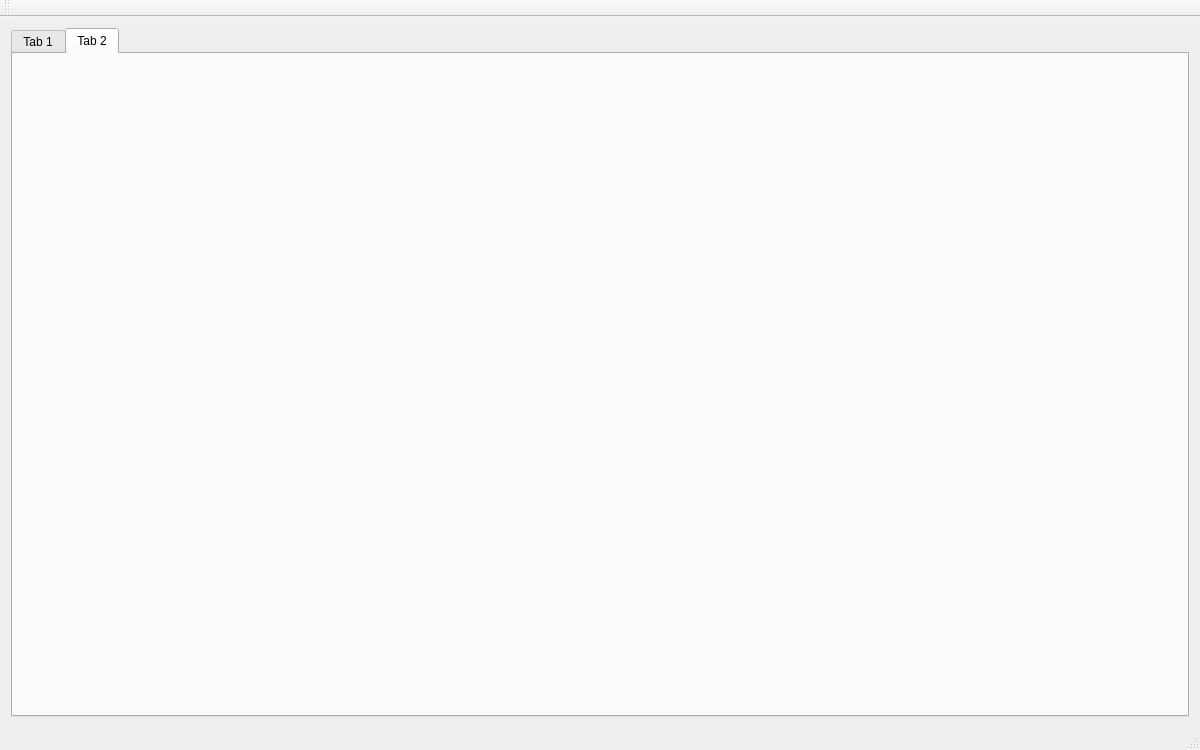
This is Table_Text_Editor/mainwindow.ui in Ophelia145/Tables_n_text_editor as Qt 5 draws it before an edit. The edited form follows.
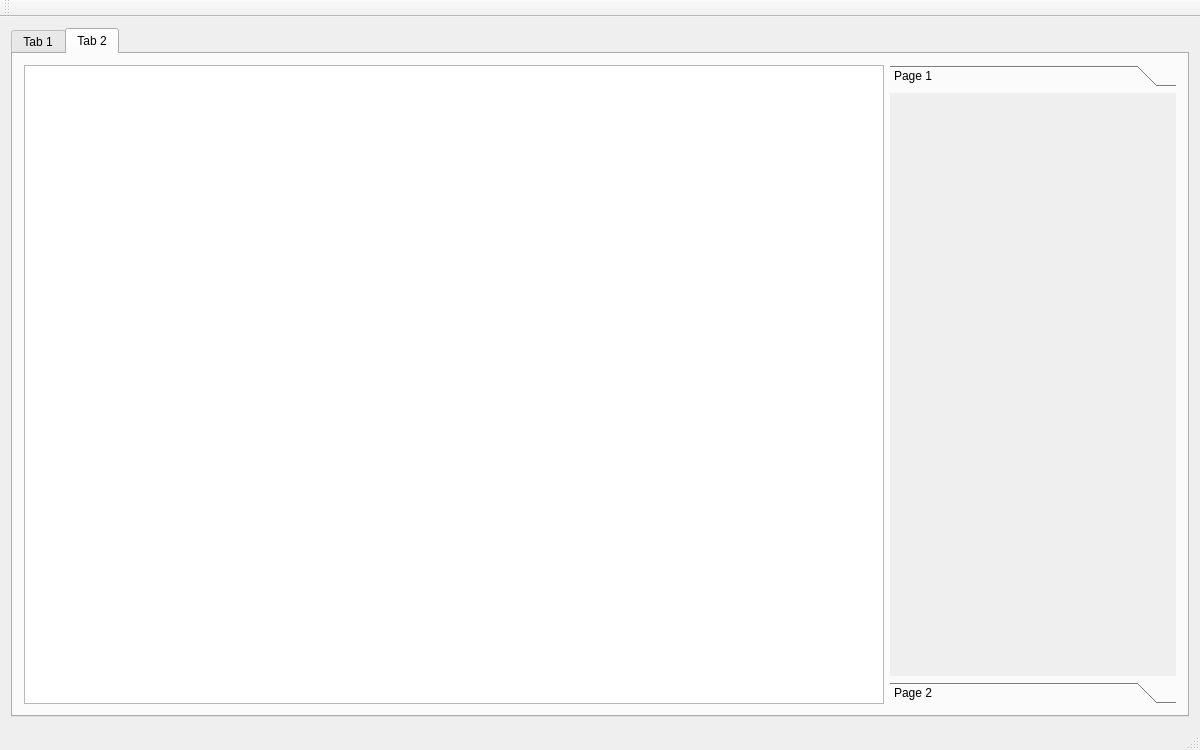
This is the edited form. The open tabs and pages were chosen to show the change. Icons and pictures are not drawn.

What changed in the file:
```diff
--- a/Table_Text_Editor/mainwindow.ui
+++ b/Table_Text_Editor/mainwindow.ui
@@ -482,6 +482,51 @@
        <attribute name="title">
         <string>Tab 2</string>
        </attribute>
+       <layout class="QHBoxLayout" name="horizontalLayout">
+        <item>
+         <widget class="QGraphicsView" name="graphicsView">
+          <property name="minimumSize">
+           <size>
+            <width>860</width>
+            <height>0</height>
+           </size>
+          </property>
+         </widget>
+        </item>
+        <item>
+         <widget class="QToolBox" name="toolBox">
+          <property name="currentIndex">
+           <number>0</number>
+          </property>
+          <widget class="QWidget" name="page">
+           <property name="geometry">
+            <rect>
+             <x>0</x>
+             <y>0</y>
+             <width>283</width>
+             <height>544</height>
+            </rect>
+           </property>
+           <attribute name="label">
+            <string>Page 1</string>
+           </attribute>
+          </widget>
+          <widget class="QWidget" name="page_2">
+           <property name="geometry">
+            <rect>
+             <x>0</x>
+             <y>0</y>
+             <width>100</width>
+             <height>30</height>
+            </rect>
+           </property>
+           <attribute name="label">
+            <string>Page 2</string>
+           </attribute>
+          </widget>
+         </widget>
+        </item>
+       </layout>
       </widget>
      </widget>
     </item>
```
Left out of the diff: 7 changed lines with no effect on the pictures.
